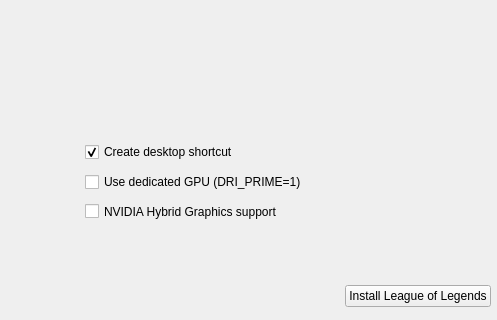
Above: python_src/ui/installer.ui from polkaulfield/lol-for-linux-installer before the change; both pictures show x 105 to 602 and y 132 to 452 of the 602 by 452 pixel window. Below: the same form after it.
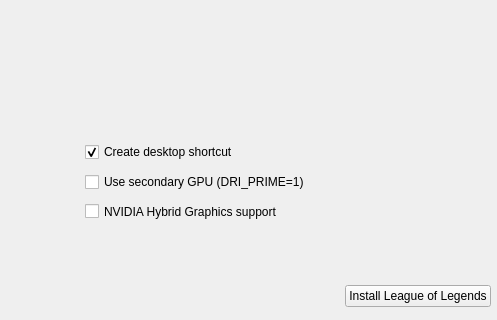
That is the form after the change. The open tabs and pages were chosen to show the change. Icons and pictures are not drawn.

Commit message:
Change DRI_PRIME=1 misleading name
it actually uses the secondary GPU, not "dgpu"

Diff of the .ui file:
```diff
--- a/python_src/ui/installer.ui
+++ b/python_src/ui/installer.ui
@@ -1231,7 +1231,7 @@
                 </rect>
                </property>
                <property name="text">
-                <string>Use dedicated GPU (DRI_PRIME=1)</string>
+                <string>Use secondary GPU (DRI_PRIME=1)</string>
                </property>
                <property name="icon">
                 <iconset theme="video-display">
```
Left out of the diff: 4 changed lines with no effect on the pictures.
